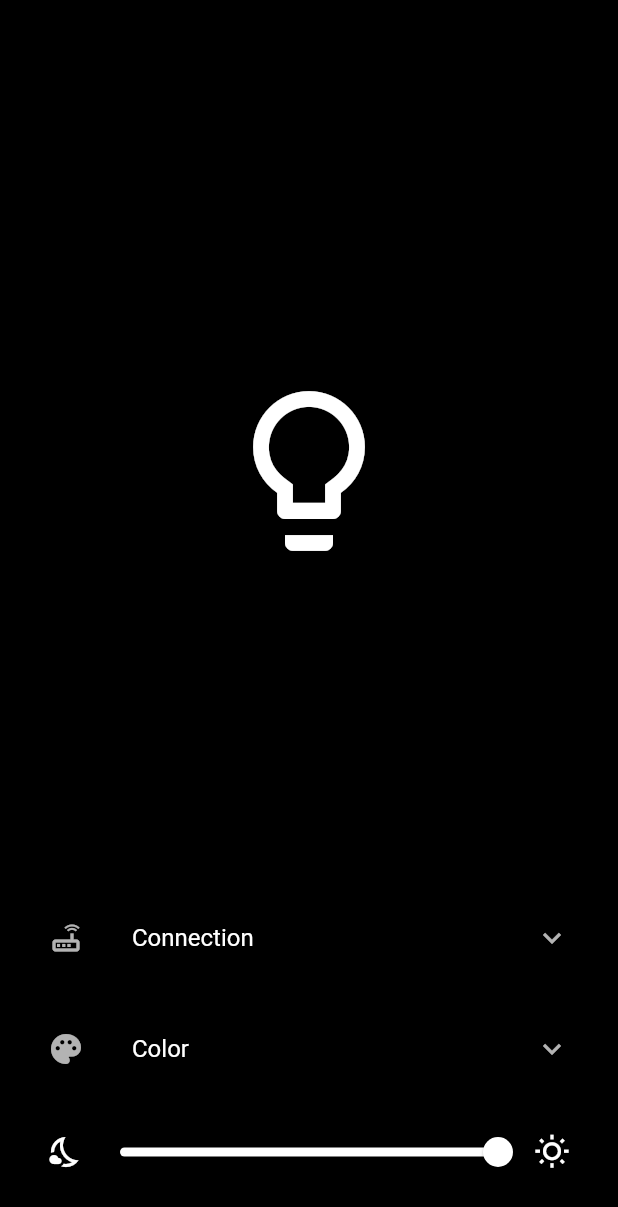
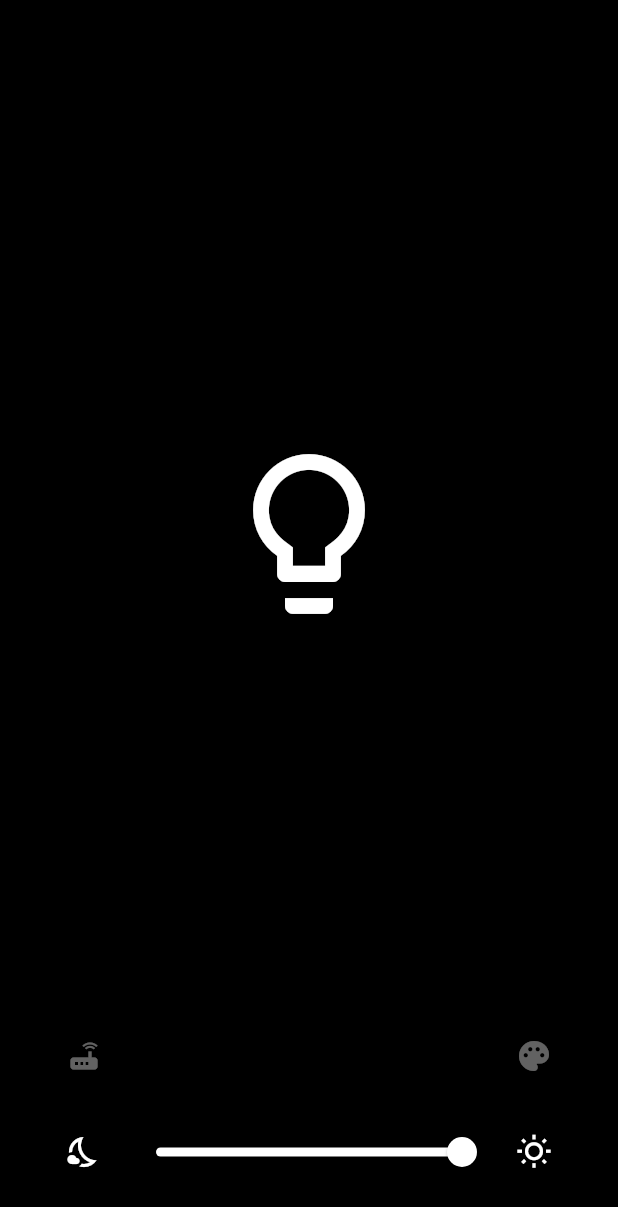
Before and after one commit to TobiasRitter/flutter_rgb_leds, a Flutter app: the screen it shows after launch, on a phone screen of 412 x 824 dp. Shown: the top 1207 px of the screen. Run offline on Flutter 3.47's test engine with Material 2 defaults, Android fonts, the phone set to English and light mode, and no system bars.

Commit message:
new layout for settings

```diff
--- a/lib/main.dart
+++ b/lib/main.dart
@@ -45,11 +45,14 @@ class MyHomePage extends StatefulWidget {
 }
 
 class _MyHomePageState extends State<MyHomePage> {
+  bool routerSettingsOpened = false;
+  bool colorSettingsOpened = false;
   bool editing = false;
   Color color = Colors.white;
   int alpha = 255;
   String lastValidRgb = "FFFFFF";
-  TextEditingController controller = TextEditingController(text: "FFFFFF");
+  TextEditingController colorController = TextEditingController(text: "FFFFFF");
+  TextEditingController ipController = TextEditingController(text: "0.0.0.0");
   String dropdownValue = "Custom";
 
   Color getRgbColor(String rgb) {
@@ -57,16 +60,25 @@ class _MyHomePageState extends State<MyHomePage> {
     return Color(int.parse(colorStr));
   }
 
+  void submitIP(String ip, BuildContext context) {
+    // TODO: implement
+    ScaffoldMessenger.of(context).showSnackBar(
+      SnackBar(
+        content: Text("Invalid ip address"),
+      ),
+    );
+  }
+
   void submitCol(String rgb, BuildContext context) {
     try {
       var col = getRgbColor(rgb);
       setState(() {
         color = col;
-        controller.text = rgb;
+        colorController.text = rgb;
         lastValidRgb = rgb;
       });
     } catch (e) {
-      controller.text = lastValidRgb;
+      colorController.text = lastValidRgb;
       ScaffoldMessenger.of(context).showSnackBar(
         SnackBar(
           content: Text("Invalid color code"),
@@ -78,7 +90,7 @@ class _MyHomePageState extends State<MyHomePage> {
   @override
   void dispose() {
     super.dispose();
-    controller.dispose();
+    colorController.dispose();
   }
 
   @override
@@ -99,19 +111,75 @@ class _MyHomePageState extends State<MyHomePage> {
             ),
             Padding(
               padding: const EdgeInsets.only(bottom: 16),
-              child: ExpansionTile(
-                tilePadding: const EdgeInsets.all(0),
-                title: Text("Connection"),
-                leading: Icon(Icons.router_outlined),
-                children: [],
+              child: Row(
+                mainAxisAlignment: MainAxisAlignment.spaceBetween,
+                children: [
+                  IconButton(
+                    icon: Icon(
+                      Icons.router,
+                      color:
+                          routerSettingsOpened ? Colors.white : Colors.white38,
+                    ),
+                    onPressed: () {
+                      setState(() {
+                        routerSettingsOpened = !routerSettingsOpened;
+                        colorSettingsOpened = false;
+                      });
+                    },
+                  ),
+                  IconButton(
+                    icon: Icon(
+                      Icons.palette,
+                      color:
+                          colorSettingsOpened ? Colors.white : Colors.white38,
+                    ),
+                    onPressed: () {
+                      setState(() {
+                        colorSettingsOpened = !colorSettingsOpened;
+                        routerSettingsOpened = false;
+                      });
+                    },
+                  )
+                ],
               ),
             ),
+            routerSettingsOpened
+                ? Column(
+                    children: [
                       Padding(
                         padding: const EdgeInsets.only(bottom: 16),
-              child: ExpansionTile(
-                tilePadding: const EdgeInsets.all(0),
-                title: Text("Color"),
-                leading: Icon(Icons.palette),
+                        child: Row(
+                          children: [
+                            Expanded(
+                              child: TextField(
+                                textAlign: TextAlign.center,
+                                controller: ipController,
+                                decoration: InputDecoration(
+                                  enabledBorder: OutlineInputBorder(
+                                    borderSide: BorderSide(
+                                        color: Colors.white38, width: 1),
+                                    borderRadius: BorderRadius.circular(50),
+                                  ),
+                                  focusedBorder: OutlineInputBorder(
+                                    borderSide: BorderSide(
+                                        color: Colors.white, width: 1),
+                                    borderRadius: BorderRadius.circular(50),
+                                  ),
+                                  labelText: "IPv4:",
+                                ),
+                                onSubmitted: (val) {
+                                  submitIP(val, context);
+                                },
+                              ),
+                            ),
+                          ],
+                        ),
+                      ),
+                    ],
+                  )
+                : Container(),
+            colorSettingsOpened
+                ? Column(
                     children: [
                       Padding(
                         padding: const EdgeInsets.only(bottom: 16),
@@ -127,7 +195,8 @@ class _MyHomePageState extends State<MyHomePage> {
                                   editing = false;
                                 });
                                 if (widget.presets.containsKey(dropdownValue)) {
-                              submitCol(widget.presets[dropdownValue], context);
+                                  submitCol(
+                                      widget.presets[dropdownValue], context);
                                 } else {
                                   submitCol("FFFFFF", context);
                                 }
@@ -141,17 +210,20 @@ class _MyHomePageState extends State<MyHomePage> {
                                   )
                                   .toList(),
                             ),
-                        widget.presets.containsKey(dropdownValue) && !editing
+                            widget.presets.containsKey(dropdownValue) &&
+                                    !editing
                                 ? IconButton(
                                     icon: Icon(Icons.edit),
-                                onPressed: () => setState(() => editing = true),
+                                    onPressed: () =>
+                                        setState(() => editing = true),
                                   )
                                 : editing
                                     ? IconButton(
                                         icon: Icon(Icons.done),
                                         onPressed: () {
                                           setState(() => editing = false);
-                                      submitCol(controller.text, context);
+                                          submitCol(
+                                              colorController.text, context);
                                         })
                                     : Container(),
                           ],
@@ -162,21 +234,24 @@ class _MyHomePageState extends State<MyHomePage> {
                         child: Row(
                           children: [
                             Expanded(
-                          child: !widget.presets.containsKey(dropdownValue) ||
+                              child: !widget.presets
+                                          .containsKey(dropdownValue) ||
                                       editing
                                   ? TextField(
                                       textAlign: TextAlign.center,
-                                  controller: controller,
+                                      controller: colorController,
                                       decoration: InputDecoration(
                                         enabledBorder: OutlineInputBorder(
                                           borderSide: BorderSide(
                                               color: Colors.white38, width: 1),
-                                      borderRadius: BorderRadius.circular(50),
+                                          borderRadius:
+                                              BorderRadius.circular(50),
                                         ),
                                         focusedBorder: OutlineInputBorder(
                                           borderSide: BorderSide(
                                               color: Colors.white, width: 1),
-                                      borderRadius: BorderRadius.circular(50),
+                                          borderRadius:
+                                              BorderRadius.circular(50),
                                         ),
                                         labelText: "#",
                                       ),
@@ -192,7 +267,8 @@ class _MyHomePageState extends State<MyHomePage> {
                                         disabledBorder: OutlineInputBorder(
                                           borderSide: BorderSide(
                                               color: Colors.white38, width: 1),
-                                      borderRadius: BorderRadius.circular(50),
+                                          borderRadius:
+                                              BorderRadius.circular(50),
                                         ),
                                         labelText: "#",
                                       ),
@@ -205,11 +281,14 @@ class _MyHomePageState extends State<MyHomePage> {
                         ),
                       ),
                     ],
-              ),
-            ),
+                  )
+                : Container(),
             Row(
               children: [
-                Icon(Icons.nights_stay_outlined),
+                Padding(
+                  padding: const EdgeInsets.all(12),
+                  child: Icon(Icons.nights_stay_outlined),
+                ),
                 Expanded(
                   child: Slider(
                       value: alpha / 255,
@@ -219,7 +298,10 @@ class _MyHomePageState extends State<MyHomePage> {
                         });
                       }),
                 ),
-                Icon(Icons.wb_sunny_outlined),
+                Padding(
+                  padding: const EdgeInsets.all(12),
+                  child: Icon(Icons.wb_sunny_outlined),
+                ),
               ],
             )
           ],
```
Lines whose indentation alone changed are shown as unchanged.
